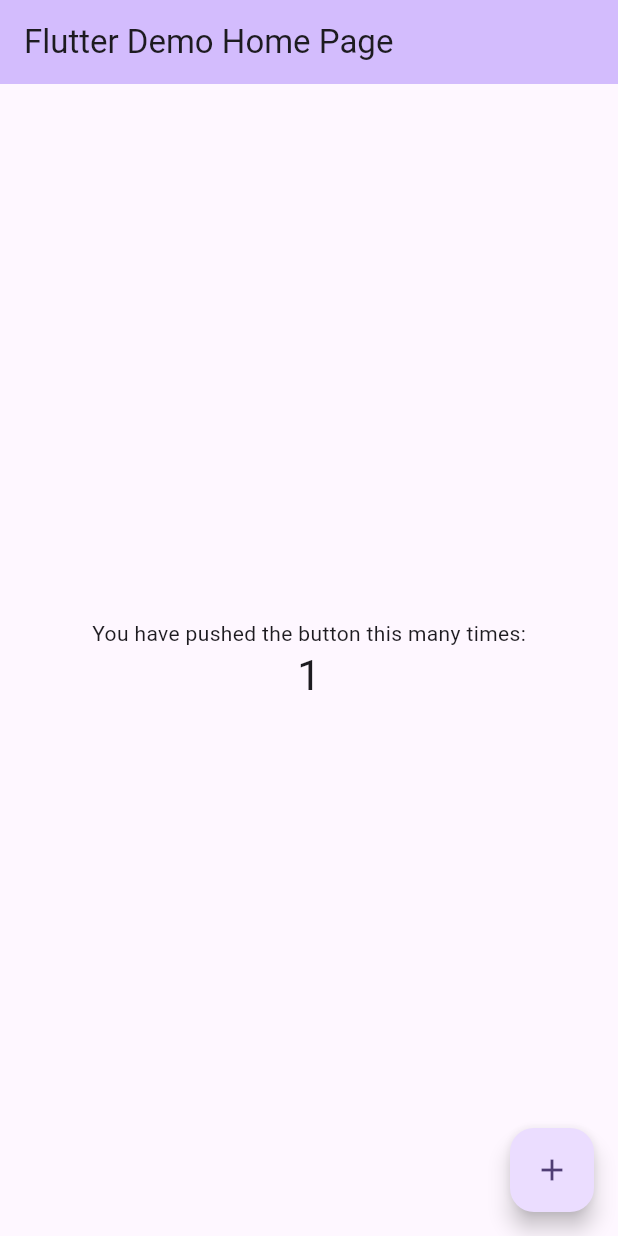
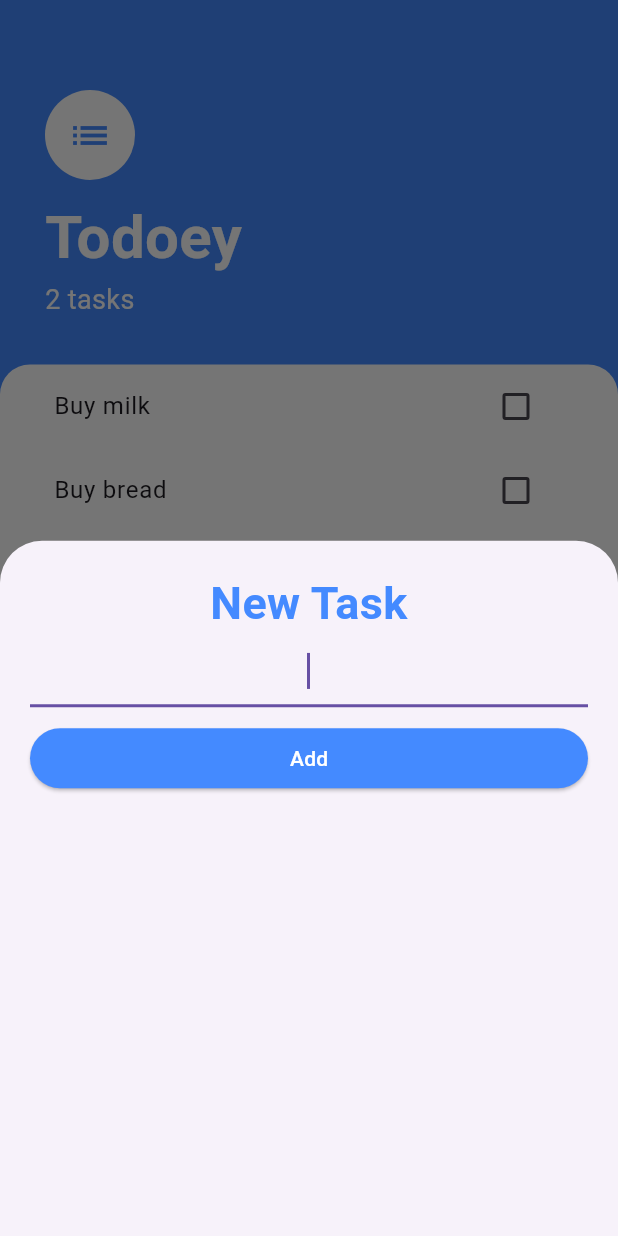
Before and after one commit to nxdinh94/ten_exercise, a Flutter app: the screen it shows after launch, after a tap on the "add" icon, on a phone screen of 412 x 824 dp. Run offline on Flutter 3.47's test engine with Material 3 defaults, Android fonts, the phone set to English and light mode, and no system bars.

Commit message:
finish todoey

```diff
--- a/todoey/lib/main.dart
+++ b/todoey/lib/main.dart
@@ -1,125 +1,21 @@
 import 'package:flutter/material.dart';
+import 'package:provider/provider.dart';
+import 'models/task_data.dart';
+import 'screens/task_screen.dart';
 
 void main() {
-  runApp(const MyApp());
+  runApp(TodoeyApp());
 }
 
-class MyApp extends StatelessWidget {
-  const MyApp({super.key});
-
-  // This widget is the root of your application.
+class TodoeyApp extends StatelessWidget {
   @override
   Widget build(BuildContext context) {
-    return MaterialApp(
-      title: 'Flutter Demo',
-      theme: ThemeData(
-        // This is the theme of your application.
-        //
-        // TRY THIS: Try running your application with "flutter run". You'll see
-        // the application has a purple toolbar. Then, without quitting the app,
-        // try changing the seedColor in the colorScheme below to Colors.green
-        // and then invoke "hot reload" (save your changes or press the "hot
-        // reload" button in a Flutter-supported IDE, or press "r" if you used
-        // the command line to start the app).
-        //
-        // Notice that the counter didn't reset back to zero; the application
-        // state is not lost during the reload. To reset the state, use hot
-        // restart instead.
-        //
-        // This works for code too, not just values: Most code changes can be
-        // tested with just a hot reload.
-        colorScheme: ColorScheme.fromSeed(seedColor: Colors.deepPurple),
-        useMaterial3: true,
+    return ChangeNotifierProvider(
+      create: (context) => TaskData(),
+      child: MaterialApp(
+        debugShowCheckedModeBanner: false,
+        home: TaskScreen(),
       ),
-      home: const MyHomePage(title: 'Flutter Demo Home Page'),
     );
   }
 }
-
-class MyHomePage extends StatefulWidget {
-  const MyHomePage({super.key, required this.title});
-
-  // This widget is the home page of your application. It is stateful, meaning
-  // that it has a State object (defined below) that contains fields that affect
-  // how it looks.
-
-  // This class is the configuration for the state. It holds the values (in this
-  // case the title) provided by the parent (in this case the App widget) and
-  // used by the build method of the State. Fields in a Widget subclass are
-  // always marked "final".
-
-  final String title;
-
-  @override
-  State<MyHomePage> createState() => _MyHomePageState();
-}
-
-class _MyHomePageState extends State<MyHomePage> {
-  int _counter = 0;
-
-  void _incrementCounter() {
-    setState(() {
-      // This call to setState tells the Flutter framework that something has
-      // changed in this State, which causes it to rerun the build method below
-      // so that the display can reflect the updated values. If we changed
-      // _counter without calling setState(), then the build method would not be
-      // called again, and so nothing would appear to happen.
-      _counter++;
-    });
-  }
-
-  @override
-  Widget build(BuildContext context) {
-    // This method is rerun every time setState is called, for instance as done
-    // by the _incrementCounter method above.
-    //
-    // The Flutter framework has been optimized to make rerunning build methods
-    // fast, so that you can just rebuild anything that needs updating rather
-    // than having to individually change instances of widgets.
-    return Scaffold(
-      appBar: AppBar(
-        // TRY THIS: Try changing the color here to a specific color (to
-        // Colors.amber, perhaps?) and trigger a hot reload to see the AppBar
-        // change color while the other colors stay the same.
-        backgroundColor: Theme.of(context).colorScheme.inversePrimary,
-        // Here we take the value from the MyHomePage object that was created by
-        // the App.build method, and use it to set our appbar title.
-        title: Text(widget.title),
-      ),
-      body: Center(
-        // Center is a layout widget. It takes a single child and positions it
-        // in the middle of the parent.
-        child: Column(
-          // Column is also a layout widget. It takes a list of children and
-          // arranges them vertically. By default, it sizes itself to fit its
-          // children horizontally, and tries to be as tall as its parent.
-          //
-          // Column has various properties to control how it sizes itself and
-          // how it positions its children. Here we use mainAxisAlignment to
-          // center the children vertically; the main axis here is the vertical
-          // axis because Columns are vertical (the cross axis would be
-          // horizontal).
-          //
-          // TRY THIS: Invoke "debug painting" (choose the "Toggle Debug Paint"
-          // action in the IDE, or press "p" in the console), to see the
-          // wireframe for each widget.
-          mainAxisAlignment: MainAxisAlignment.center,
-          children: <Widget>[
-            const Text(
-              'You have pushed the button this many times:',
-            ),
-            Text(
-              '$_counter',
-              style: Theme.of(context).textTheme.headlineMedium,
-            ),
-          ],
-        ),
-      ),
-      floatingActionButton: FloatingActionButton(
-        onPressed: _incrementCounter,
-        tooltip: 'Increment',
-        child: const Icon(Icons.add),
-      ), // This trailing comma makes auto-formatting nicer for build methods.
-    );
-  }
-}
--- /dev/null
+++ b/todoey/lib/models/task.dart
@@ -0,0 +1,10 @@
+class Task {
+  final String name;
+  bool isDone;
+
+  Task({required this.name, this.isDone = false});
+
+  void toggleDone() {
+    isDone = !isDone;
+  }
+}
--- /dev/null
+++ b/todoey/lib/models/task_data.dart
@@ -0,0 +1,28 @@
+import 'package:flutter/foundation.dart';
+import 'task.dart';
+
+class TaskData extends ChangeNotifier {
+  List<Task> _tasks = [
+    Task(name: 'Buy milk'),
+    Task(name: 'Buy bread'),
+  ];
+
+  List<Task> get tasks => _tasks;
+
+  int get taskCount => _tasks.length;
+
+  void addTask(String newTaskTitle) {
+    _tasks.add(Task(name: newTaskTitle));
+    notifyListeners();
+  }
+
+  void updateTask(Task task) {
+    task.toggleDone();
+    notifyListeners();
+  }
+
+  void deleteTask(Task task) {
+    _tasks.remove(task);
+    notifyListeners();
+  }
+}
--- /dev/null
+++ b/todoey/lib/screens/add_task_screen.dart
@@ -0,0 +1,42 @@
+import 'package:flutter/material.dart';
+import 'package:provider/provider.dart';
+import '../models/task_data.dart';
+
+class AddTaskScreen extends StatelessWidget {
+  @override
+  Widget build(BuildContext context) {
+    String newTaskTitle = '';
+
+    return Container(
+      padding: EdgeInsets.all(20),
+      child: Column(
+        crossAxisAlignment: CrossAxisAlignment.stretch,
+        children: [
+          Text(
+            'New Task',
+            textAlign: TextAlign.center,
+            style: TextStyle(fontSize: 30, fontWeight: FontWeight.bold, color: Colors.blueAccent),
+          ),
+          TextField(
+            autofocus: true,
+            textAlign: TextAlign.center,
+            onChanged: (newText) {
+              newTaskTitle = newText;
+            },
+          ),
+          SizedBox(height: 10),
+          ElevatedButton(
+            style: ElevatedButton.styleFrom(backgroundColor: Colors.blueAccent),
+            onPressed: () {
+              if (newTaskTitle.isNotEmpty) {
+                Provider.of<TaskData>(context, listen: false).addTask(newTaskTitle);
+                Navigator.pop(context);
+              }
+            },
+            child: Text('Add', style: TextStyle(color: Colors.white)),
+          ),
+        ],
+      ),
+    );
+  }
+}
--- /dev/null
+++ b/todoey/lib/screens/task_screen.dart
@@ -0,0 +1,61 @@
+import 'package:flutter/material.dart';
+import 'package:provider/provider.dart';
+import '../models/task_data.dart';
+import '../widgets/task_list.dart';
+import 'add_task_screen.dart';
+
+class TaskScreen extends StatelessWidget {
+  @override
+  Widget build(BuildContext context) {
+    return Scaffold(
+      backgroundColor: Colors.blueAccent,
+      floatingActionButton: FloatingActionButton(
+        backgroundColor: Colors.blueAccent,
+        child: Icon(Icons.add),
+        onPressed: () {
+          showModalBottomSheet(
+            context: context,
+            builder: (context) => AddTaskScreen(),
+          );
+        },
+      ),
+      body: Column(
+        crossAxisAlignment: CrossAxisAlignment.start,
+        children: [
+          Padding(
+            padding: EdgeInsets.only(top: 60, left: 30, right: 30, bottom: 30),
+            child: Column(
+              crossAxisAlignment: CrossAxisAlignment.start,
+              children: [
+                CircleAvatar(
+                  child: Icon(Icons.list, size: 30, color: Colors.blueAccent),
+                  backgroundColor: Colors.white,
+                  radius: 30,
+                ),
+                SizedBox(height: 10),
+                Text(
+                  'Todoey',
+                  style: TextStyle(fontSize: 40, fontWeight: FontWeight.w700, color: Colors.white),
+                ),
+                Text(
+                  '${Provider.of<TaskData>(context).taskCount} tasks',
+                  style: TextStyle(fontSize: 18, color: Colors.white),
+                ),
+              ],
+            ),
+          ),
+          Expanded(
+            child: Container(
+              padding: EdgeInsets.symmetric(horizontal: 20),
+              decoration: BoxDecoration(
+                color: Colors.white,
+                borderRadius: BorderRadius.only(topLeft: Radius.circular(20), topRight: Radius.circular(20)),
+              ),
+              child: TaskList(),
+            ),
+          ),
+        ],
+      ),
+    );
+  }
+}
--- /dev/null
+++ b/todoey/lib/widgets/task_list.dart
@@ -0,0 +1,30 @@
+import 'package:flutter/material.dart';
+import 'package:provider/provider.dart';
+import '../models/task_data.dart';
+import 'task_tile.dart';
+
+class TaskList extends StatelessWidget {
+  @override
+  Widget build(BuildContext context) {
+    return Consumer<TaskData>(
+      builder: (context, taskData, child) {
+        return ListView.builder(
+          itemCount: taskData.taskCount,
+          itemBuilder: (context, index) {
+            final task = taskData.tasks[index];
+            return TaskTile(
+              taskTitle: task.name,
+              isChecked: task.isDone,
+              checkboxCallback: (bool? checkboxState) {
+                taskData.updateTask(task);
+              },
+              longPressCallback: () {
+                taskData.deleteTask(task);
+              },
+            );
+          },
+        );
+      },
+    );
+  }
+}
--- /dev/null
+++ b/todoey/lib/widgets/task_tile.dart
@@ -0,0 +1,31 @@
+import 'package:flutter/material.dart';
+
+class TaskTile extends StatelessWidget {
+  final String taskTitle;
+  final bool isChecked;
+  final Function(bool?) checkboxCallback;
+  final VoidCallback longPressCallback;
+
+  TaskTile({
+    required this.taskTitle,
+    required this.isChecked,
+    required this.checkboxCallback,
+    required this.longPressCallback,
+  });
+
+  @override
+  Widget build(BuildContext context) {
+    return ListTile(
+      onLongPress: longPressCallback,
+      title: Text(
+        taskTitle,
+        style: TextStyle(decoration: isChecked ? TextDecoration.lineThrough : null),
+      ),
+      trailing: Checkbox(
+        value: isChecked,
+        activeColor: Colors.blueAccent,
+        onChanged: checkboxCallback,
+      ),
+    );
+  }
+}
--- a/todoey/pubspec.yaml
+++ b/todoey/pubspec.yaml
@@ -38,6 +38,7 @@ dependencies:
 dev_dependencies:
   flutter_test:
     sdk: flutter
+  provider: ^6.0.5
 
   # The "flutter_lints" package below contains a set of recommended lints to
   # encourage good coding practices. The lint set provided by the package is
```
Also changed, not shown: todoey/pubspec.lock.
